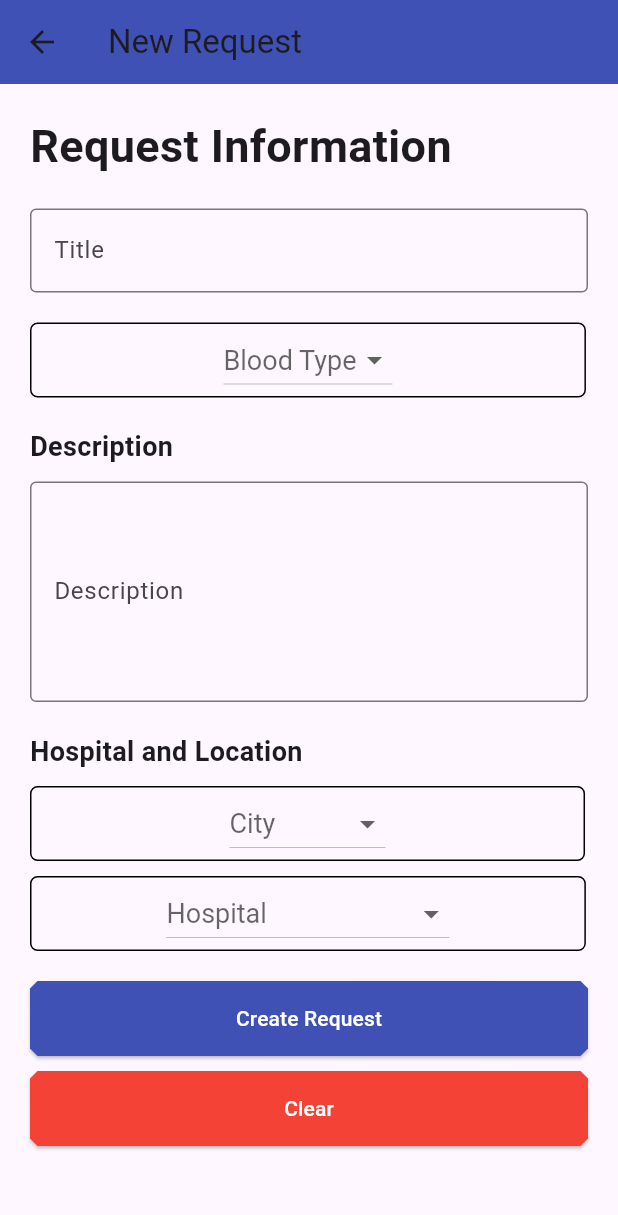
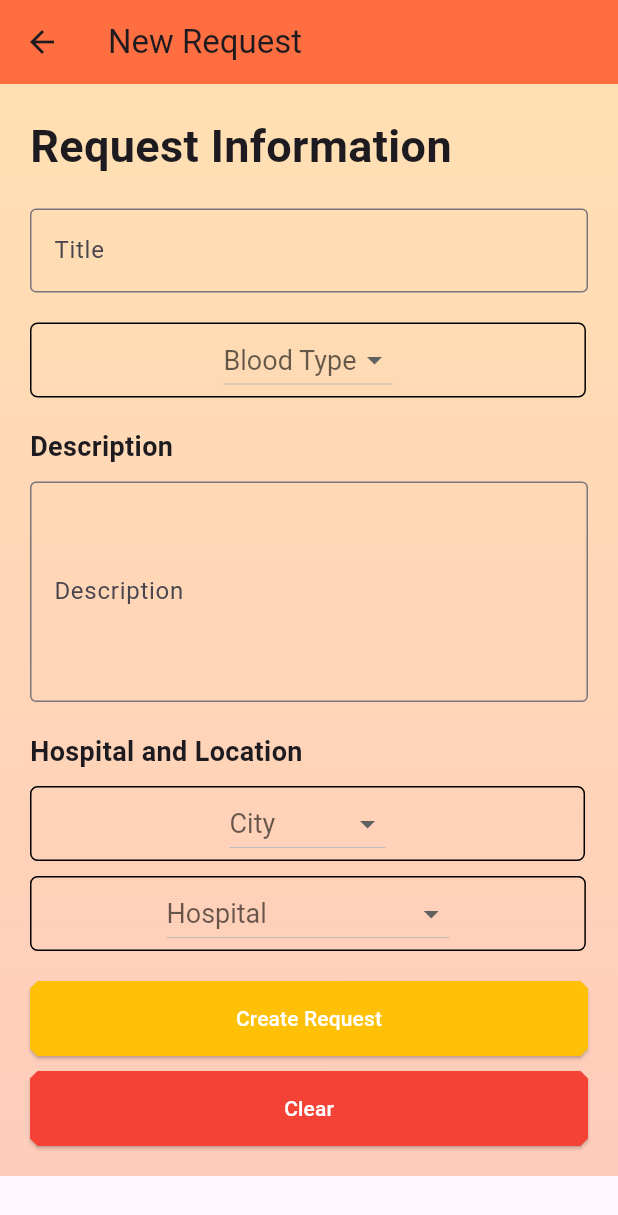
Before and after one commit to Project-Beevent/Beevent_mobile, a Flutter app: the AddRequestPage screen opened directly, on a phone screen of 412 x 824 dp. Shown: the top 1215 px of the screen. Run offline on Flutter 3.47's test engine with Material 3 defaults, Android fonts, the light colour scheme and no system bars; network calls fail.

Commit message:
updating design process,AddRequestPage UI v.4

```diff
--- a/lib/View/AddRequestPage.dart
+++ b/lib/View/AddRequestPage.dart
@@ -19,9 +19,17 @@ class _AddRequestPageState extends State<AddRequestPage> {
     return Scaffold(
       appBar: AppBar(
         title: const Text('New Request'),
-        backgroundColor: Colors.indigo,
+        backgroundColor: Colors.deepOrangeAccent,
       ),
       body: SingleChildScrollView(
+        child: Container(
+          decoration: BoxDecoration(
+            gradient: LinearGradient(
+              begin: Alignment.topCenter,
+              end: Alignment.bottomCenter,
+              colors: [Colors.orange.shade100, Colors.deepOrange.shade100],
+            ),
+          ),
           child: Padding(
             padding: const EdgeInsets.all(20.0),
             child: Column(
@@ -178,7 +186,7 @@ class _AddRequestPageState extends State<AddRequestPage> {
                   child: Text('Create Request'),
                   style: ElevatedButton.styleFrom(
                     minimumSize: Size(380, 50),
-                  primary: Colors.indigo,
+                    backgroundColor: Colors.amber,
                     onPrimary: Colors.white,
                     shape: BeveledRectangleBorder(
                       borderRadius: BorderRadius.all(Radius.circular(5)),
@@ -199,6 +207,7 @@ class _AddRequestPageState extends State<AddRequestPage> {
                   ),
                 ),
               ],
+            ),
           ),
         ),
       ),
```
Lines whose indentation alone changed are shown as unchanged.
